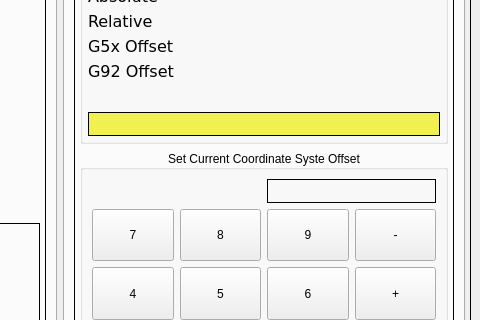
Old version of the form bp_touch/ui/mainwindow.ui in the repository jethornton/bp_touch; both pictures show x 544 to 1024 and y 100 to 420 of the 1024 by 779 pixel window.
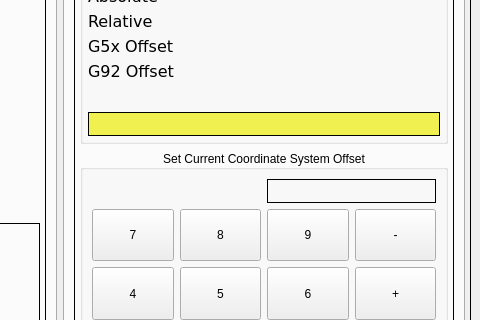
New version of the form. Custom widgets are drawn as their Qt base class.

```diff
--- a/bp_touch/ui/mainwindow.ui
+++ b/bp_touch/ui/mainwindow.ui
@@ -356,7 +356,7 @@
 }</string>
                 </property>
                 <property name="title">
-                 <string>Set Current Coordinate Syste Offset</string>
+                 <string>Set Current Coordinate System Offset</string>
                 </property>
                 <property name="alignment">
                  <set>Qt::AlignCenter</set>
```
